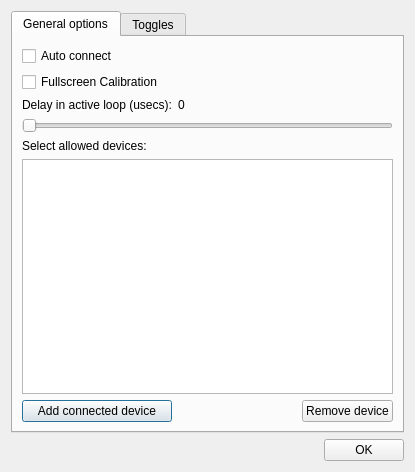
pnegre/python-whiteboard, file stuff/configuration.ui: the form before one commit.
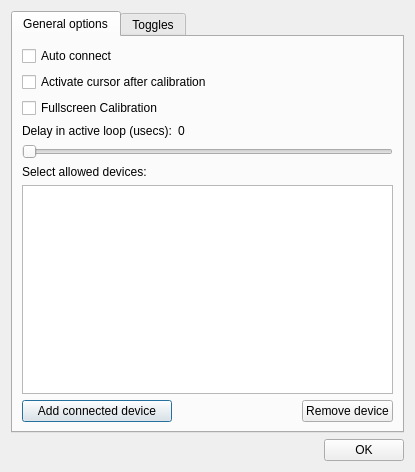
The form after the commit.

Commit message: Added auto-activate feature

What changed in the file:
```diff
--- a/stuff/configuration.ui
+++ b/stuff/configuration.ui
@@ -49,52 +49,59 @@
          </property>
         </widget>
        </item>
-       <item row="1" column="0">
+       <item row="1" column="0" colspan="2">
+        <widget class="QCheckBox" name="check_autoactivate">
+         <property name="text">
+          <string>Activate cursor after calibration</string>
+         </property>
+        </widget>
+       </item>
+       <item row="2" column="0">
         <widget class="QCheckBox" name="check_fullscreen">
          <property name="text">
           <string>Fullscreen Calibration</string>
          </property>
         </widget>
        </item>
-       <item row="2" column="0">
+       <item row="3" column="0">
         <widget class="QLabel" name="label_2">
          <property name="text">
           <string>Delay in active loop (usecs):</string>
          </property>
         </widget>
        </item>
-       <item row="2" column="1">
+       <item row="3" column="1">
         <widget class="QLabel" name="label_delayloop">
          <property name="text">
           <string>0</string>
          </property>
         </widget>
        </item>
-       <item row="3" column="0" colspan="3">
+       <item row="4" column="0" colspan="3">
         <widget class="QSlider" name="slider_delayloop">
          <property name="orientation">
           <enum>Qt::Horizontal</enum>
          </property>
         </widget>
        </item>
-       <item row="4" column="0">
+       <item row="5" column="0">
         <widget class="QLabel" name="label">
          <property name="text">
           <string>Select allowed devices:</string>
          </property>
         </widget>
        </item>
-       <item row="5" column="0" colspan="3">
+       <item row="6" column="0" colspan="3">
         <widget class="QListWidget" name="macListWidget"/>
        </item>
-       <item row="6" column="0">
+       <item row="7" column="0">
         <widget class="QPushButton" name="button_addDev">
          <property name="text">
           <string>Add connected device</string>
          </property>
         </widget>
        </item>
-       <item row="6" column="1">
+       <item row="7" column="1">
         <spacer name="horizontalSpacer_3">
          <property name="orientation">
           <enum>Qt::Horizontal</enum>
@@ -107,7 +114,7 @@
          </property>
         </spacer>
        </item>
-       <item row="6" column="2">
+       <item row="7" column="2">
         <widget class="QPushButton" name="button_remDev">
          <property name="text">
           <string>Remove device</string>
```
The commit also changes 2 other files.
